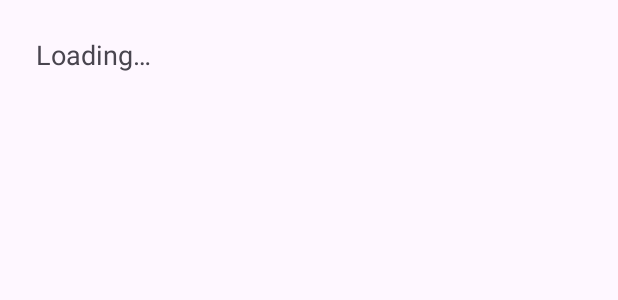
After one commit to zirryzero/DailyHoroscopeMaster, an Android app: the layout activity_horoscope.xml on its own in the app's theme, with its tools: preview values and no code run, on a phone screen of 412 x 824 dp. The commit adds this screen. Shown: the top 300 px of the screen. Run offline under Robolectric (Android 15) with nearby library versions, the phone set to English and light mode, and no system bars.

Commit message:
Initial Commit vista inicial

```diff
--- a/app/build.gradle.kts
+++ b/app/build.gradle.kts
@@ -42,6 +42,7 @@ dependencies {
     implementation(libs.material)
     implementation(libs.androidx.activity)
     implementation(libs.androidx.constraintlayout)
+    implementation(libs.okhttp)
     testImplementation(libs.junit)
     androidTestImplementation(libs.androidx.junit)
     androidTestImplementation(libs.androidx.espresso.core)
--- a/app/src/main/AndroidManifest.xml
+++ b/app/src/main/AndroidManifest.xml
@@ -1,6 +1,8 @@
 <?xml version="1.0" encoding="utf-8"?>
 <manifest xmlns:android="http://schemas.android.com/apk/res/android"
     xmlns:tools="http://schemas.android.com/tools">
+
+    <uses-permission android:name="android.permission.INTERNET" />
 
     <application
         android:allowBackup="true"
@@ -12,6 +14,7 @@
         android:supportsRtl="true"
         android:theme="@style/Theme.DailyHoroscope"
         tools:targetApi="31">
+        <activity android:name=".HoroscopeActivity" />
         <activity
             android:name=".MainActivity"
             android:exported="true">
--- /dev/null
+++ b/app/src/main/res/layout/activity_horoscope.xml
@@ -0,0 +1,13 @@
+<?xml version="1.0" encoding="utf-8"?>
+<ScrollView xmlns:android="http://schemas.android.com/apk/res/android"
+    android:layout_width="match_parent"
+    android:layout_height="match_parent">
+
+    <TextView
+        android:id="@+id/horoscopeText"
+        android:layout_width="match_parent"
+        android:layout_height="wrap_content"
+        android:text="@string/loading"
+        android:textSize="18sp"
+        android:padding="24dp" />
+</ScrollView>
--- a/app/src/main/res/values/colors.xml
+++ b/app/src/main/res/values/colors.xml
@@ -1,5 +1,2 @@
 <?xml version="1.0" encoding="utf-8"?>
-<resources>
-    <color name="black">#FF000000</color>
-    <color name="white">#FFFFFFFF</color>
-</resources>
+<resources></resources>
--- a/app/src/main/res/values/strings.xml
+++ b/app/src/main/res/values/strings.xml
@@ -1,3 +1,5 @@
 <resources>
     <string name="app_name">Daily Horoscope</string>
+    <string name="loading">Loading…</string>
+    <string name="error_message">Failed to load horoscope. Please try again.</string>
 </resources>
```
Also changed, not shown: app/src/main/java/com/powerdevelop/dailyhoroscope/HoroscopeActivity.kt (added, +48 -0 lines), app/src/main/java/com/powerdevelop/dailyhoroscope/MainActivity.kt (+22 -8 lines), gradle/libs.versions.toml (+9 -7 lines).
